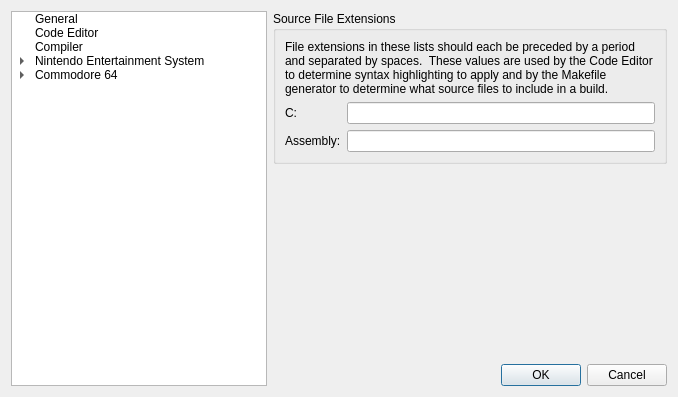
Above: apps/ide/environmentsettingsdialog.ui from christopherpow/nesicide before the change. Below: the same form after it.
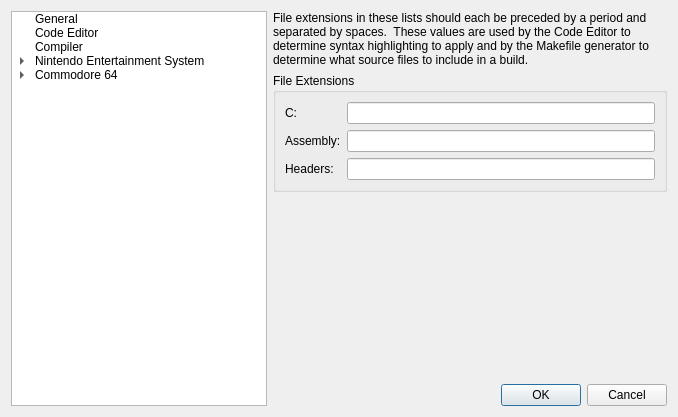
That is the form after the change. The open tabs and pages were chosen to show the change. Icons and pictures are not drawn.

Commit message: Adding header file extensions in Environment Settings. Restricting makefile targets to not contain files ending in a header file extension.

```diff
--- a/apps/ide/environmentsettingsdialog.ui
+++ b/apps/ide/environmentsettingsdialog.ui
@@ -14,7 +14,7 @@
    <string>Environment Settings</string>
   </property>
   <layout class="QGridLayout" name="gridLayout_2">
-   <item row="1" column="0" rowspan="2">
+   <item row="0" column="0" rowspan="3">
     <widget class="QTreeWidget" name="treeWidget">
      <property name="sizePolicy">
       <sizepolicy hsizetype="Fixed" vsizetype="Expanding">
@@ -566,7 +566,7 @@
        <item row="0" column="0">
         <widget class="QGroupBox" name="groupBox_8">
          <property name="title">
-          <string>Source File Extensions</string>
+          <string>File Extensions</string>
          </property>
          <layout class="QFormLayout" name="formLayout_2">
           <item row="1" column="0">
@@ -589,16 +589,16 @@
           <item row="2" column="1">
            <widget class="QLineEdit" name="sourceExtensionsAsm"/>
           </item>
-          <item row="0" column="0" colspan="2">
-           <widget class="QLabel" name="label_10">
+          <item row="3" column="0">
+           <widget class="QLabel" name="label_13">
             <property name="text">
-             <string>File extensions in these lists should each be preceded by a period and separated by spaces.  These values are used by the Code Editor to determine syntax highlighting to apply and by the Makefile generator to determine what source files to include in a build.</string>
-            </property>
-            <property name="wordWrap">
-             <bool>true</bool>
+             <string>Headers:</string>
             </property>
            </widget>
           </item>
+          <item row="3" column="1">
+           <widget class="QLineEdit" name="headerExtensions"/>
+          </item>
          </layout>
         </widget>
        </item>
@@ -876,6 +876,16 @@
      </property>
     </widget>
    </item>
+   <item row="0" column="1">
+    <widget class="QLabel" name="label_10">
+     <property name="text">
+      <string>File extensions in these lists should each be preceded by a period and separated by spaces.  These values are used by the Code Editor to determine syntax highlighting to apply and by the Makefile generator to determine what source files to include in a build.</string>
+     </property>
+     <property name="wordWrap">
+      <bool>true</bool>
+     </property>
+    </widget>
+   </item>
   </layout>
  </widget>
  <resources>
```
Left out of the diff: 2 changed lines with no effect on the pictures. The commit also changes 3 other files.
